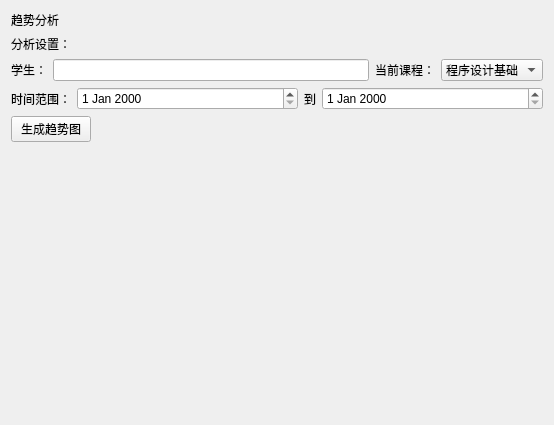
First picture: the form in StudentScoreSystem/trend.ui, repository wmq-666/qt, before the edit.
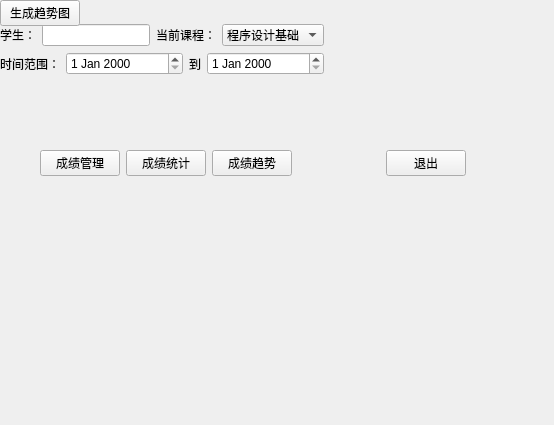
Second picture: the form after the edit.

The edit to the form file:
```diff
--- a/StudentScoreSystem/trend.ui
+++ b/StudentScoreSystem/trend.ui
@@ -13,9 +13,15 @@
   <property name="windowTitle">
    <string>Form</string>
   </property>
-  <layout class="QGridLayout" name="gridLayout_2">
-   <item row="0" column="0">
     <widget class="QLabel" name="label">
+   <property name="geometry">
+    <rect>
+     <x>9</x>
+     <y>9</y>
+     <width>48</width>
+     <height>16</height>
+    </rect>
+   </property>
      <property name="sizePolicy">
       <sizepolicy hsizetype="Preferred" vsizetype="Maximum">
        <horstretch>0</horstretch>
@@ -26,8 +32,90 @@
       <string>趋势分析</string>
      </property>
     </widget>
-   </item>
-   <item row="1" column="0">
+  <widget class="QWidget" name="layoutWidget">
+   <property name="geometry">
+    <rect>
+     <x>40</x>
+     <y>150</y>
+     <width>426</width>
+     <height>27</height>
+    </rect>
+   </property>
+   <layout class="QHBoxLayout" name="horizontalLayout_5">
+    <item>
+     <layout class="QHBoxLayout" name="horizontalLayout_6">
+      <item>
+       <widget class="QPushButton" name="btnscore">
+        <property name="text">
+         <string>成绩管理</string>
+        </property>
+       </widget>
+      </item>
+      <item>
+       <widget class="QPushButton" name="btnstatistics">
+        <property name="text">
+         <string>成绩统计</string>
+        </property>
+       </widget>
+      </item>
+      <item>
+       <widget class="QPushButton" name="btntrend">
+        <property name="minimumSize">
+         <size>
+          <width>0</width>
+          <height>0</height>
+         </size>
+        </property>
+        <property name="text">
+         <string>成绩趋势</string>
+        </property>
+       </widget>
+      </item>
+     </layout>
+    </item>
+    <item>
+     <spacer name="horizontalSpacer">
+      <property name="orientation">
+       <enum>Qt::Orientation::Horizontal</enum>
+      </property>
+      <property name="sizeHint" stdset="0">
+       <size>
+        <width>40</width>
+        <height>20</height>
+       </size>
+      </property>
+     </spacer>
+    </item>
+    <item>
+     <widget class="QLabel" name="labelTitle">
+      <property name="text">
+       <string/>
+      </property>
+     </widget>
+    </item>
+    <item>
+     <spacer name="horizontalSpacer_2">
+      <property name="orientation">
+       <enum>Qt::Orientation::Horizontal</enum>
+      </property>
+      <property name="sizeHint" stdset="0">
+       <size>
+        <width>40</width>
+        <height>20</height>
+       </size>
+      </property>
+     </spacer>
+    </item>
+    <item>
+     <widget class="QPushButton" name="btnlogout">
+      <property name="text">
+       <string>退出</string>
+      </property>
+     </widget>
+    </item>
+   </layout>
+  </widget>
+  <widget class="QWidget" name="">
     <layout class="QGridLayout" name="gridLayout">
      <item row="0" column="0">
       <widget class="QLabel" name="label_2">
@@ -133,8 +221,8 @@
       </layout>
      </item>
     </layout>
-   </item>
-   <item row="2" column="0">
+  </widget>
+  <widget class="QWidget" name="">
     <layout class="QVBoxLayout" name="verticalLayout">
      <item>
       <widget class="QPushButton" name="pushButton">
@@ -160,8 +248,7 @@
       </widget>
      </item>
     </layout>
-   </item>
-  </layout>
+  </widget>
  </widget>
  <resources/>
  <connections/>
```
Lines whose indentation alone changed are shown as unchanged.
